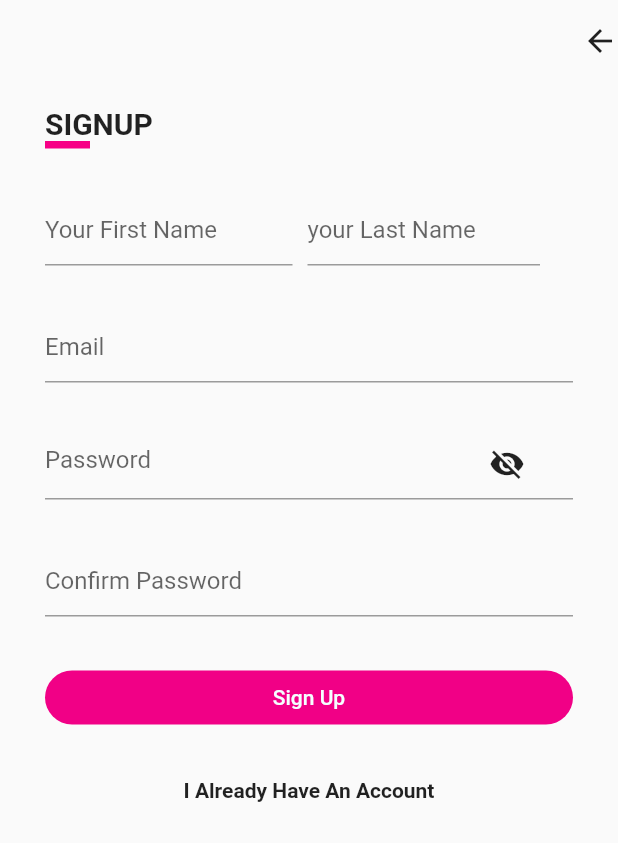
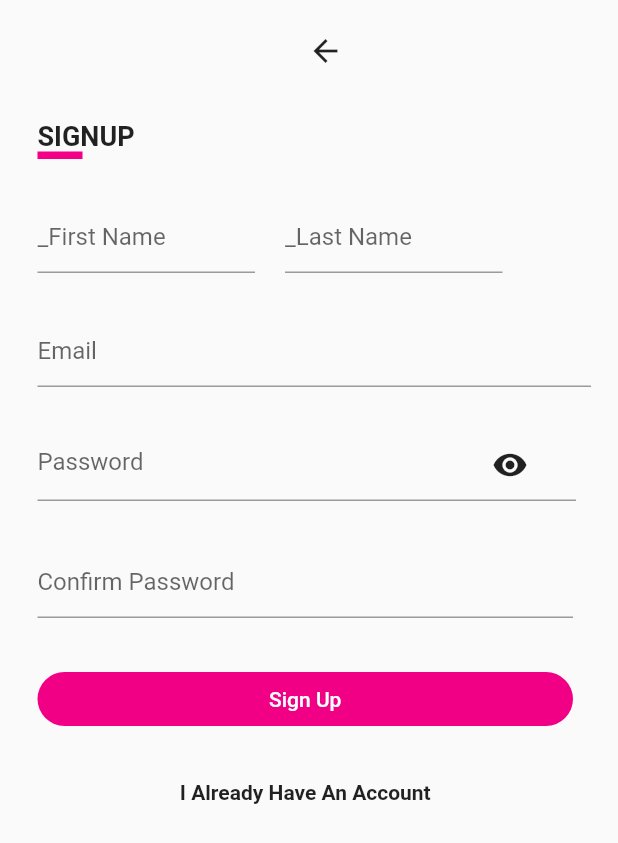
Before and after one commit to harshitnariya8/Flutter_LoginPage, a Flutter app: the SignUp screen opened directly, on a phone screen of 412 x 824 dp. Shown: the top 843 px of the screen. Run offline on Flutter 3.47's test engine with Material 2 defaults, Android fonts, the phone set to English and light mode, and no system bars; missing offline and left inert: dart:ffi.

Commit message:
Update sign_up.dart
third

```diff
--- a/lib/pages/sign_up.dart
+++ b/lib/pages/sign_up.dart
@@ -16,12 +16,12 @@ class _SignUpState extends State<SignUp> {
   final TextEditingController _controllerConfirmPassword =
       new TextEditingController();
   final TextEditingController _controllerLastName = new TextEditingController();
-  bool isShowPassword = false;
+  bool isShowPassword = true;
 
   @override
   Widget build(BuildContext context) {
     return Scaffold(
-      resizeToAvoidBottomInset: false,
+      resizeToAvoidBottomInset: true,
       body: getBody(),
     );
   }
@@ -29,61 +29,61 @@ class _SignUpState extends State<SignUp> {
   Widget getBody() {
     return SafeArea(
         child: Column(
-      crossAxisAlignment: CrossAxisAlignment.end,
+      crossAxisAlignment: CrossAxisAlignment.center,
       children: <Widget>[
         InkWell(
             onTap: () {
               Navigator.pop(context);
             },
             child: Padding(
-                padding: const EdgeInsets.only(left: 15, top: 15),
+                padding: const EdgeInsets.only(left: 22, top: 22),
                 child: Icon(Icons.arrow_back))),
         SizedBox(
-          height: 32,
+          height: 34,
         ),
         Padding(
-          padding: const EdgeInsets.only(left: 30),
+          padding: const EdgeInsets.only(left: 25),
           child: Column(
             crossAxisAlignment: CrossAxisAlignment.start,
             children: [
               Text(
                 "SIGNUP",
-                style: TextStyle(fontSize: 20, fontWeight: FontWeight.bold),
+                style: TextStyle(fontSize:18, fontWeight: FontWeight.bold),
               ),
               Container(
                 height: 5,
                 width: 30,
-                color: Color.fromRGBO(247, 0, 134, 1),
+                color: Color.fromRGBO(243, 0, 134, 1),
               ),
               SizedBox(
-                height: 30,
+                height: 28,
               ),
               Row(
                 children: [
                   Container(
-                    width: 165,
+                    width: 145,
                     child: TextField(
                       controller: _controllerFirstName,
-                      decoration: InputDecoration(hintText: "Your First Name"),
+                      decoration: InputDecoration(hintText: "_First Name"),
                     ),
                   ),
                   SizedBox(
-                    width: 10,
+                    width: 20,
                   ),
                   Container(
-                    width: 155,
+                    width: 145,
                     child: TextField(
                       controller: _controllerLastName,
-                      decoration: InputDecoration(hintText: "your Last Name"),
+                      decoration: InputDecoration(hintText: "_Last Name"),
                     ),
                   ),
                 ],
               ),
               SizedBox(
-                height: 30,
+                height:28,
               ),
               Padding(
-                padding: const EdgeInsets.only(right: 30),
+                padding: const EdgeInsets.only(right: 18),
                 child: TextField(
                   cursorColor: primary,
                   controller: _controllerEmail,
@@ -93,10 +93,10 @@ class _SignUpState extends State<SignUp> {
                 ),
               ),
               SizedBox(
-                height: 30,
+                height: 28,
               ),
               Padding(
-                padding: const EdgeInsets.only(right: 30),
+                padding: const EdgeInsets.only(right: 28),
                 child: TextField(
                     obscureText: !isShowPassword,
                     cursorColor: primary,
```
